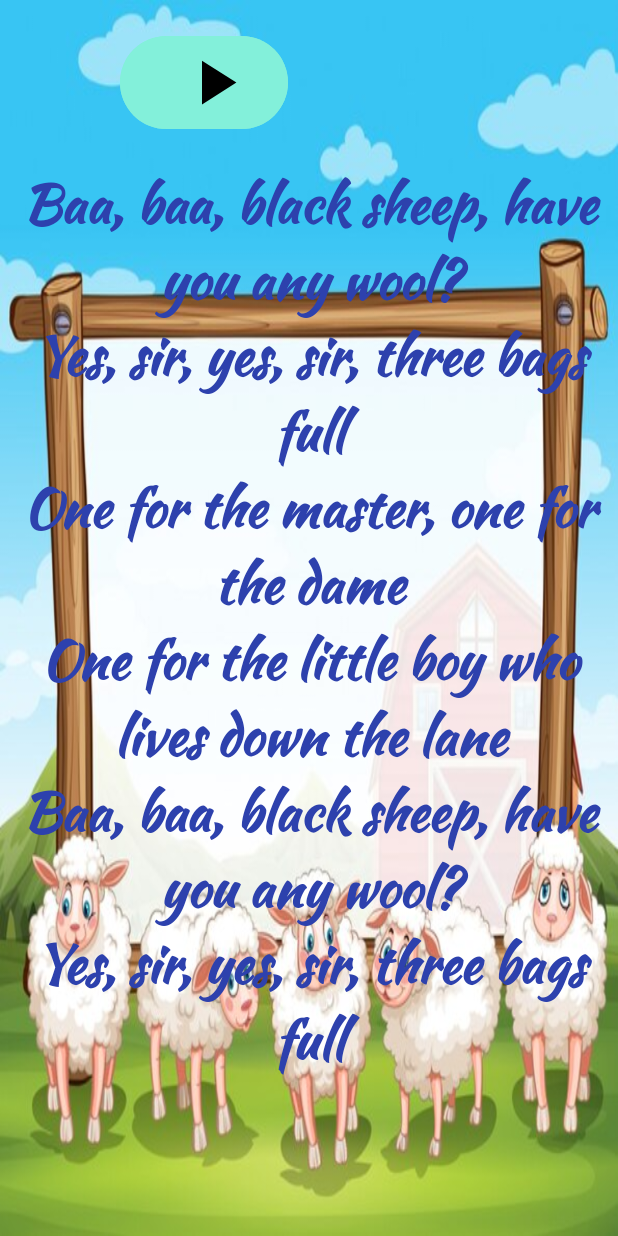
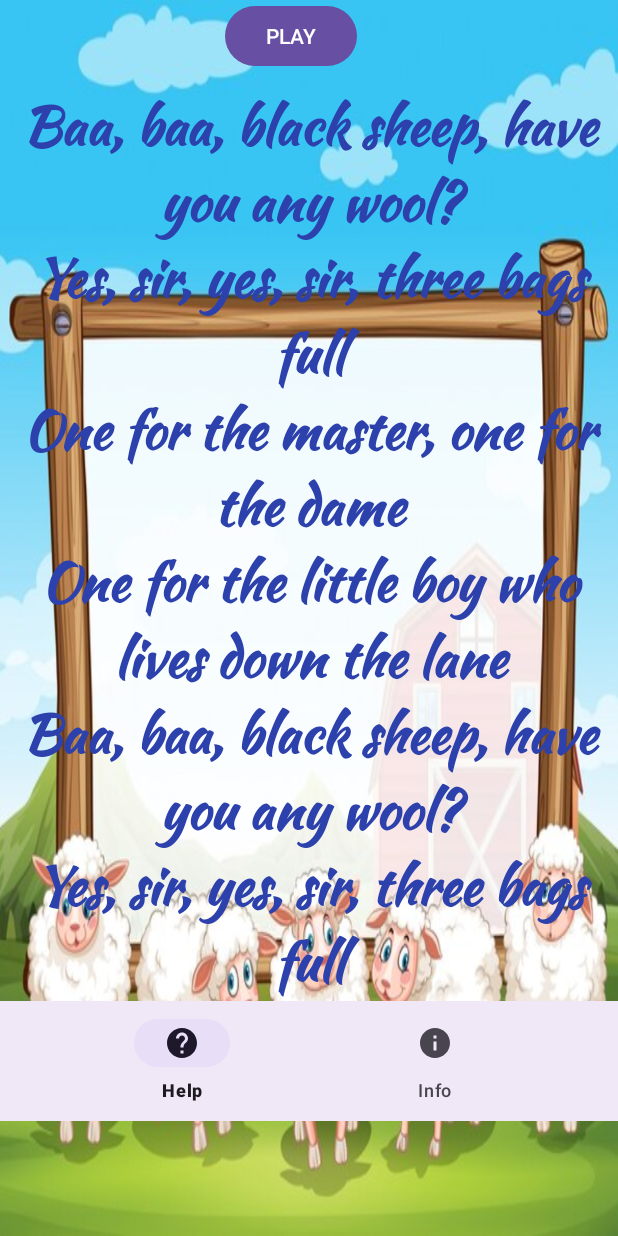
Before and after one commit to farran-777/Poem_App, an Android app: the Sheep screen opened directly, with no data from a screen before it, on a phone screen of 412 x 824 dp. Run offline under Robolectric (Android 15) with nearby library versions, the phone set to English and light mode, and no system bars.

Commit message:
gig status

```diff
--- a/app/src/main/java/com/example/poem/Sheep.java
+++ b/app/src/main/java/com/example/poem/Sheep.java
@@ -17,17 +17,17 @@
         super.onCreate(savedInstanceState);
         setContentView(R.layout.activity_sheep);
 
-        btnSheep = findViewById(R.id.btnsheep);
+        btnSheep = findViewById(R.id.btn_sheep);
 
-        // Initialize the MediaPlayer to play the audio from res/raw
-        mediaPlayer = MediaPlayer.create(this, R.raw.sheepsong);  // Ensure you have 'sheepsong.mp3' in res/raw
 
-        // Set the onClickListener for the button
+        mediaPlayer = MediaPlayer.create(this, R.raw.sheepsong);
+
+
         btnSheep.setOnClickListener(new View.OnClickListener() {
             @Override
             public void onClick(View v) {
                 if (mediaPlayer != null && !mediaPlayer.isPlaying()) {
-                    mediaPlayer.start();  // Start playing the audio
+                    mediaPlayer.start();
                 }
             }
         });
@@ -37,7 +37,7 @@
     protected void onPause() {
         super.onPause();
         if (mediaPlayer != null) {
-            mediaPlayer.pause();  // Pause the audio if the activity is paused
+            mediaPlayer.pause();
         }
     }
 
@@ -45,7 +45,7 @@
     protected void onStop() {
         super.onStop();
         if (mediaPlayer != null) {
-            mediaPlayer.release();  // Release the MediaPlayer resources when the activity is stopped
+            mediaPlayer.release();
             mediaPlayer = null;
         }
     }
--- /dev/null
+++ b/app/src/main/res/drawable/help.xml
@@ -0,0 +1,5 @@
+<vector xmlns:android="http://schemas.android.com/apk/res/android" android:autoMirrored="true" android:height="24dp" android:tint="#000000" android:viewportHeight="24" android:viewportWidth="24" android:width="24dp">
+
+    <path android:fillColor="@android:color/white" android:pathData="M12,2C6.48,2 2,6.48 2,12s4.48,10 10,10 10,-4.48 10,-10S17.52,2 12,2zM13,19h-2v-2h2v2zM15.07,11.25l-0.9,0.92C13.45,12.9 13,13.5 13,15h-2v-0.5c0,-1.1 0.45,-2.1 1.17,-2.83l1.24,-1.26c0.37,-0.36 0.59,-0.86 0.59,-1.41 0,-1.1 -0.9,-2 -2,-2s-2,0.9 -2,2L8,9c0,-2.21 1.79,-4 4,-4s4,1.79 4,4c0,0.88 -0.36,1.68 -0.93,2.25z"/>
+
+</vector>
--- /dev/null
+++ b/app/src/main/res/drawable/home.xml
@@ -0,0 +1,5 @@
+<vector xmlns:android="http://schemas.android.com/apk/res/android" android:height="24dp" android:tint="#000000" android:viewportHeight="24" android:viewportWidth="24" android:width="24dp">
+
+    <path android:fillColor="@android:color/white" android:pathData="M10,20v-6h4v6h5v-8h3L12,3 2,12h3v8z"/>
+
+</vector>
--- /dev/null
+++ b/app/src/main/res/drawable/info.xml
@@ -0,0 +1,5 @@
+<vector xmlns:android="http://schemas.android.com/apk/res/android" android:height="24dp" android:tint="#000000" android:viewportHeight="24" android:viewportWidth="24" android:width="24dp">
+
+    <path android:fillColor="@android:color/white" android:pathData="M12,2C6.48,2 2,6.48 2,12s4.48,10 10,10 10,-4.48 10,-10S17.52,2 12,2zM13,17h-2v-6h2v6zM13,9h-2L11,7h2v2z"/>
+
+</vector>
--- /dev/null
+++ b/app/src/main/res/drawable/settings.xml
@@ -0,0 +1,5 @@
+<vector xmlns:android="http://schemas.android.com/apk/res/android" android:height="24dp" android:tint="#000000" android:viewportHeight="24" android:viewportWidth="24" android:width="24dp">
+
+    <path android:fillColor="@android:color/white" android:pathData="M19.14,12.94c0.04,-0.3 0.06,-0.61 0.06,-0.94c0,-0.32 -0.02,-0.64 -0.07,-0.94l2.03,-1.58c0.18,-0.14 0.23,-0.41 0.12,-0.61l-1.92,-3.32c-0.12,-0.22 -0.37,-0.29 -0.59,-0.22l-2.39,0.96c-0.5,-0.38 -1.03,-0.7 -1.62,-0.94L14.4,2.81c-0.04,-0.24 -0.24,-0.41 -0.48,-0.41h-3.84c-0.24,0 -0.43,0.17 -0.47,0.41L9.25,5.35C8.66,5.59 8.12,5.92 7.63,6.29L5.24,5.33c-0.22,-0.08 -0.47,0 -0.59,0.22L2.74,8.87C2.62,9.08 2.66,9.34 2.86,9.48l2.03,1.58C4.84,11.36 4.8,11.69 4.8,12s0.02,0.64 0.07,0.94l-2.03,1.58c-0.18,0.14 -0.23,0.41 -0.12,0.61l1.92,3.32c0.12,0.22 0.37,0.29 0.59,0.22l2.39,-0.96c0.5,0.38 1.03,0.7 1.62,0.94l0.36,2.54c0.05,0.24 0.24,0.41 0.48,0.41h3.84c0.24,0 0.44,-0.17 0.47,-0.41l0.36,-2.54c0.59,-0.24 1.13,-0.56 1.62,-0.94l2.39,0.96c0.22,0.08 0.47,0 0.59,-0.22l1.92,-3.32c0.12,-0.22 0.07,-0.47 -0.12,-0.61L19.14,12.94zM12,15.6c-1.98,0 -3.6,-1.62 -3.6,-3.6s1.62,-3.6 3.6,-3.6s3.6,1.62 3.6,3.6S13.98,15.6 12,15.6z"/>
+
+</vector>
--- a/app/src/main/res/layout/activity_sheep.xml
+++ b/app/src/main/res/layout/activity_sheep.xml
@@ -1,33 +1,25 @@
 <?xml version="1.0" encoding="utf-8"?>
-<ScrollView xmlns:android="http://schemas.android.com/apk/res/android"
+<LinearLayout xmlns:android="http://schemas.android.com/apk/res/android"
     xmlns:app="http://schemas.android.com/apk/res-auto"
     xmlns:tools="http://schemas.android.com/tools"
     android:id="@+id/main"
     android:layout_width="match_parent"
     android:layout_height="match_parent"
     tools:context=".Sheep"
+    android:orientation="vertical"
     android:background="@drawable/bgsheep">
 
-    <LinearLayout
-        android:layout_width="match_parent"
-        android:layout_height="wrap_content"
-        android:orientation="vertical">
+<Button
+    android:id="@+id/btn_sheep"
+    android:layout_marginHorizontal="150dp"
+    android:layout_width="wrap_content"
+    android:layout_height="wrap_content"
+    android:text="PLAY"
+    android:drawableStart="@drawable/play_24"/>
 
-        <!-- Button -->
-        <Button
-            android:id="@+id/btnsheep"
-            android:layout_width="match_parent"
-            android:layout_height="wrap_content"
-            android:layout_marginStart="80dp"
-            android:layout_marginTop="20dp"
-            android:layout_marginEnd="220dp"
-            android:drawableEnd="@drawable/play_24"
-            android:backgroundTint="@color/lightseablue"
-            android:contentDescription="Play Sheep Song" />
 
-        <!-- TextView with lyrics -->
         <TextView
-            android:layout_marginTop="20dp"
+            android:layout_marginTop="10dp"
             android:layout_width="match_parent"
             android:layout_height="wrap_content"
             android:text="Baa, baa, black sheep, have you any wool?\nYes, sir, yes, sir, three bags full\nOne for the master, one for the dame\nOne for the little boy who lives down the lane\nBaa, baa, black sheep, have you any wool?\nYes, sir, yes, sir, three bags full"
@@ -37,6 +29,18 @@
             android:fontFamily="@font/kaushanscript_regular"
             android:textColor="@color/darkblue" />
 
+    <FrameLayout
+        android:layout_width="match_parent"
+        android:layout_height="wrap_content"
+        android:layout_alignParentBottom="true">
+
+        <com.google.android.material.bottomnavigation.BottomNavigationView
+            android:id="@+id/bottom_navigation"
+            android:layout_width="match_parent"
+            android:layout_height="wrap_content"
+            android:background="?android:attr/windowBackground"
+            app:menu="@menu/bottom_navigation" />
+
+
+    </FrameLayout>
     </LinearLayout>
-
-</ScrollView>
--- /dev/null
+++ b/app/src/main/res/menu/bottom_navigation.xml
@@ -0,0 +1,14 @@
+<?xml version="1.0" encoding="utf-8"?>
+<menu xmlns:android="http://schemas.android.com/apk/res/android">
+
+    <item
+        android:id="@+id/action_help"
+        android:icon="@drawable/help"
+        android:title="Help"
+         />
+    <item
+        android:id="@+id/action_info"
+        android:icon="@drawable/info"
+        android:title="Info"
+        />
+</menu>
```
Also changed, not shown: app/src/main/java/com/example/poem/MainScreen.java (+42 -7 lines), app/src/main/java/com/example/poem/twinkle_star.java (+9 -9 lines), app/src/main/res/layout/activity_main_screen.xml (+76 -65 lines), app/src/main/res/layout/activity_twinkle_star.xml (+21 -17 lines), app/src/main/res/layout/drawer_layout.xml (added, +23 -0 lines), app/src/main/res/menu/drawer_menu.xml (added, +18 -0 lines).
